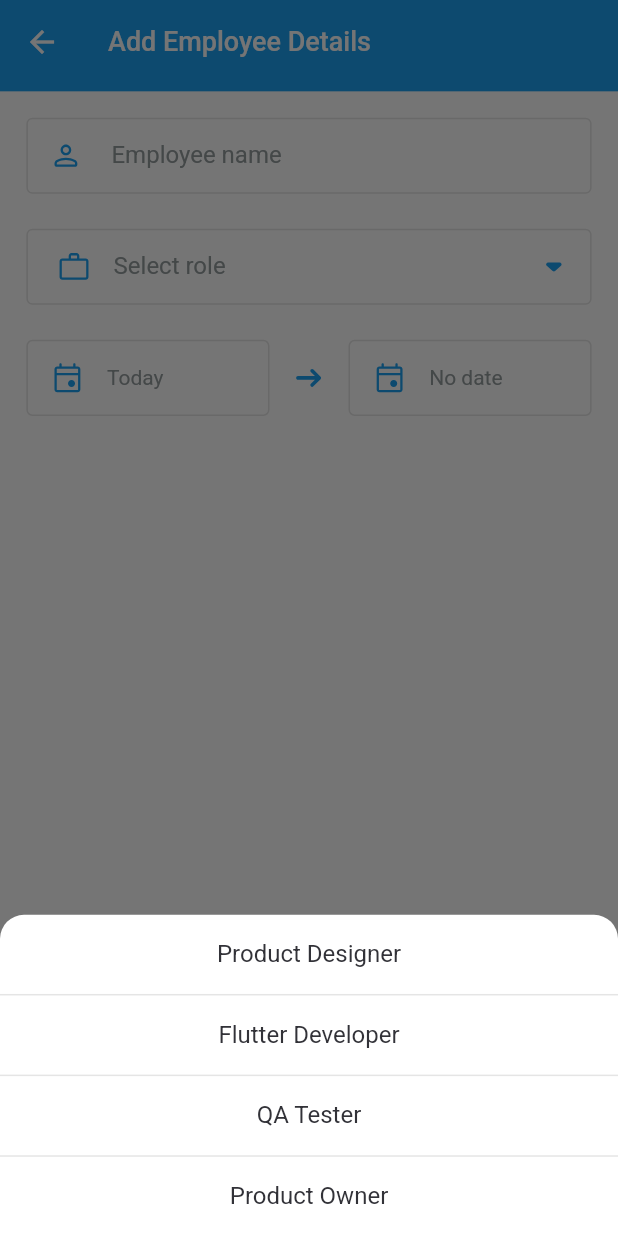
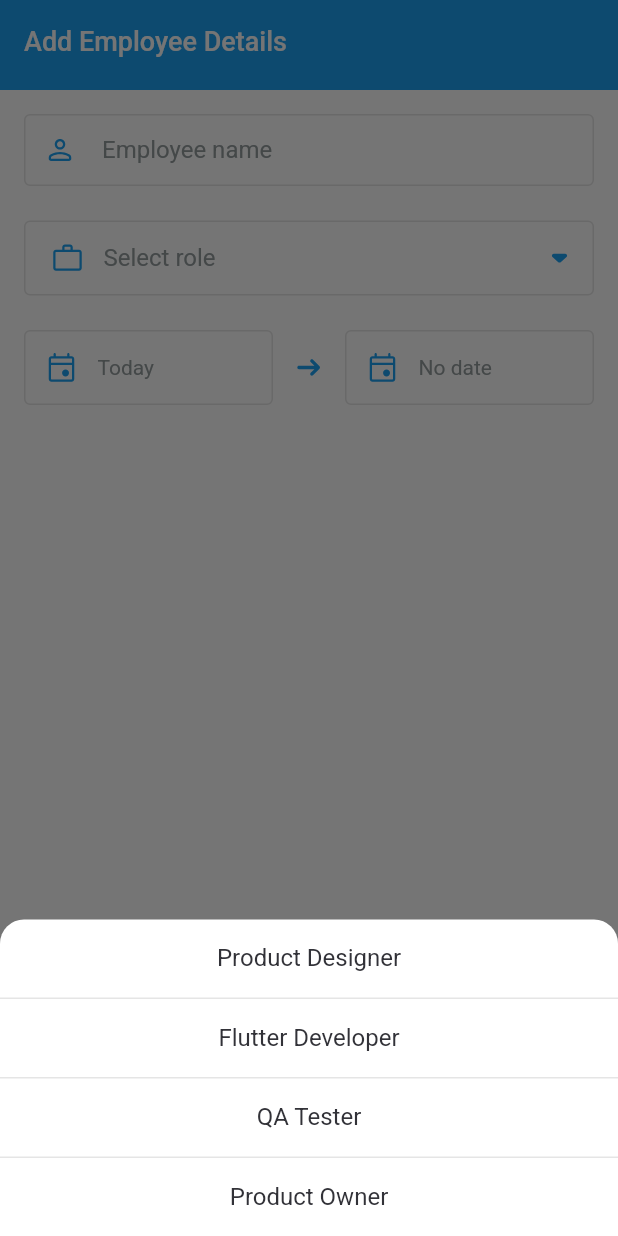
Before and after one commit to artichaudhary0/employee_management_system, a Flutter app: the AddEditEmployeePage screen opened by its route, after a tap on "Select role", on a phone screen of 412 x 824 dp. Run offline on Flutter 3.47's test engine with Material 3 defaults, Android fonts, the phone set to English and light mode, and no system bars; our stand-ins replace equatable, flutter_bloc, flutter_svg, shared_preferences, sqflite; accounts and stored records are empty.

Commit message:
final touched done

```diff
--- a/lib/core/constants/app_text_styles.dart
+++ b/lib/core/constants/app_text_styles.dart
@@ -57,7 +57,7 @@ class AppTextStyles {
     fontFamily: "Roboto",
     fontWeight: FontWeight.w400,
     fontSize: 16.0,
-    height: 1.25, // 20px line height / 16px font size
+    height: 1.25,
     letterSpacing: 0.0,
     color: AppColors.text,
   );
@@ -67,7 +67,7 @@ class AppTextStyles {
     fontFamily: "Roboto",
     fontWeight: FontWeight.w400,
     fontSize: 16.0,
-    height: 1.25, // 20px line height / 16px font size
+    height: 1.25,
     letterSpacing: 0.0,
     color: AppColors.hint,
   );
@@ -106,7 +106,7 @@ class AppTextStyles {
     fontFamily: "Roboto",
     fontWeight: FontWeight.w400,
     fontSize: 16.0,
-    height: 1.25, // 20px / 16px = 1.25
+    height: 1.25,
     letterSpacing: 0.0,
     color: AppColors.text,
   );
--- a/lib/core/responsive/responsive_utils.dart
+++ b/lib/core/responsive/responsive_utils.dart
@@ -1,5 +1,5 @@
 import 'package:flutter/material.dart';
-import 'package:flutter_screenutil/flutter_screenutil.dart';
+import 'package:flutter/foundation.dart';
 
 class ResponsiveUtils {
   static bool isMobile(BuildContext context) =>
@@ -23,14 +23,25 @@ class ResponsiveUtils {
   }
 
   static EdgeInsets getResponsivePadding(BuildContext context) {
-    if (isMobile(context)) return EdgeInsets.all(16.w);
-    if (isTablet(context)) return EdgeInsets.all(24.w);
-    return EdgeInsets.all(32.w);
+    if (kIsWeb) {
+      return const EdgeInsets.all(16);
+    }
+    if (isMobile(context)) return const EdgeInsets.all(16);
+    if (isTablet(context)) return const EdgeInsets.all(24);
+    return const EdgeInsets.all(32);
   }
 
-  static double getResponsiveFontSize(double size) => size.sp;
+  static double getResponsiveFontSize(double size) => size;
 
-  static double getResponsiveHeight(double height) => height.h;
+  static double getResponsiveHeight(double height) => height;
 
-  static double getResponsiveWidth(double width) => width.w;
+  static double getResponsiveWidth(double width) => width;
+
+  static double getMaxWidth(BuildContext context) {
+    if (kIsWeb) {
+      final screenWidth = MediaQuery.of(context).size.width;
+      return screenWidth > 600 ? 600 : screenWidth;
+    }
+    return MediaQuery.of(context).size.width;
+  }
 }
--- a/lib/presentation/pages/add_edit_employee_page.dart
+++ b/lib/presentation/pages/add_edit_employee_page.dart
@@ -131,10 +131,8 @@ class _AddEditEmployeePageState extends State<AddEditEmployeePage> {
               ),
             ),
             Container(
-              padding: EdgeInsets.symmetric(
-                horizontal: ResponsiveUtils.getResponsiveWidth(16),
-                vertical: ResponsiveUtils.getResponsiveHeight(12),
-              ),
+              width: double.infinity,
+              padding: const EdgeInsets.symmetric(horizontal: 16, vertical: 12),
               decoration: const BoxDecoration(
                 color: AppColors.white,
                 border: Border(top: BorderSide(color: AppColors.border)),
--- a/lib/presentation/pages/employee_list_page.dart
+++ b/lib/presentation/pages/employee_list_page.dart
@@ -7,6 +7,7 @@ import '../bloc/employee_state.dart';
 import '../widgets/common_app_bar.dart';
 import '../widgets/empty_state_widget.dart';
 import '../widgets/employee_list_widget.dart';
+import '../widgets/responsive_wrapper.dart';
 import '../../core/constants/app_constants.dart';
 import '../../core/constants/app_colors.dart';
 import '../../core/responsive/responsive_utils.dart';
--- a/lib/presentation/widgets/common_app_bar.dart
+++ b/lib/presentation/widgets/common_app_bar.dart
@@ -22,6 +22,7 @@ class CommonAppBar extends StatelessWidget implements PreferredSizeWidget {
       centerTitle: false,
       actions: actions,
       leading: leading,
+      automaticallyImplyLeading: false,
     );
   }
 
--- a/lib/presentation/widgets/date_selector.dart
+++ b/lib/presentation/widgets/date_selector.dart
@@ -69,7 +69,7 @@ class DateSelector extends StatelessWidget {
       context: context,
       initialDate: selectedDate ?? DateTime.now(),
       allowNull: allowNull,
-      maxDate: allowNull ? DateTime.now() : null,
+      maxDate: DateTime.now(),
     );
 
     if (picked != null) {
--- a/lib/presentation/widgets/role_bottom_sheet.dart
+++ b/lib/presentation/widgets/role_bottom_sheet.dart
@@ -17,7 +17,8 @@ class RoleBottomSheet extends StatelessWidget {
   @override
   Widget build(BuildContext context) {
     return Container(
-      height: ResponsiveUtils.getResponsiveHeight(211),
+      width: double.infinity,
+      height: 211,
       decoration: const BoxDecoration(
         color: AppColors.white,
         borderRadius: BorderRadius.only(
@@ -42,9 +43,10 @@ class RoleBottomSheet extends StatelessWidget {
               Navigator.pop(context);
             },
             child: Container(
-              height: ResponsiveUtils.getResponsiveHeight(52),
-              padding: EdgeInsets.symmetric(
-                horizontal: ResponsiveUtils.getResponsiveWidth(16),
+              width: double.infinity,
+              height: 52,
+              padding: const EdgeInsets.symmetric(
+                horizontal: 16,
               ),
               child: Row(
                 children: [
--- a/lib/presentation/widgets/role_selector.dart
+++ b/lib/presentation/widgets/role_selector.dart
@@ -66,6 +66,10 @@ class RoleSelector extends StatelessWidget {
       context: context,
       backgroundColor: Colors.transparent,
       barrierColor: Colors.black54,
+      isScrollControlled: true,
+      constraints: const BoxConstraints(
+        maxWidth: double.infinity,
+      ),
       builder:
           (context) => RoleBottomSheet(
             selectedRole: selectedRole,
--- a/pubspec.yaml
+++ b/pubspec.yaml
@@ -38,9 +38,9 @@ dependencies:
   # Local Database
   sqflite: ^2.3.3+1
   path: ^1.9.0
+  shared_preferences: ^2.2.2
 
   # Responsive Design
-  flutter_screenutil: ^5.9.3
   responsive_builder: ^0.7.1
 
   # UI Components
```
Also changed, not shown: lib/data/datasources/database_helper.dart (+70 -9 lines), lib/main.dart (+0 -10 lines), lib/presentation/widgets/responsive_wrapper.dart (added, +27 -0 lines), pubspec.lock, 14 other files.
